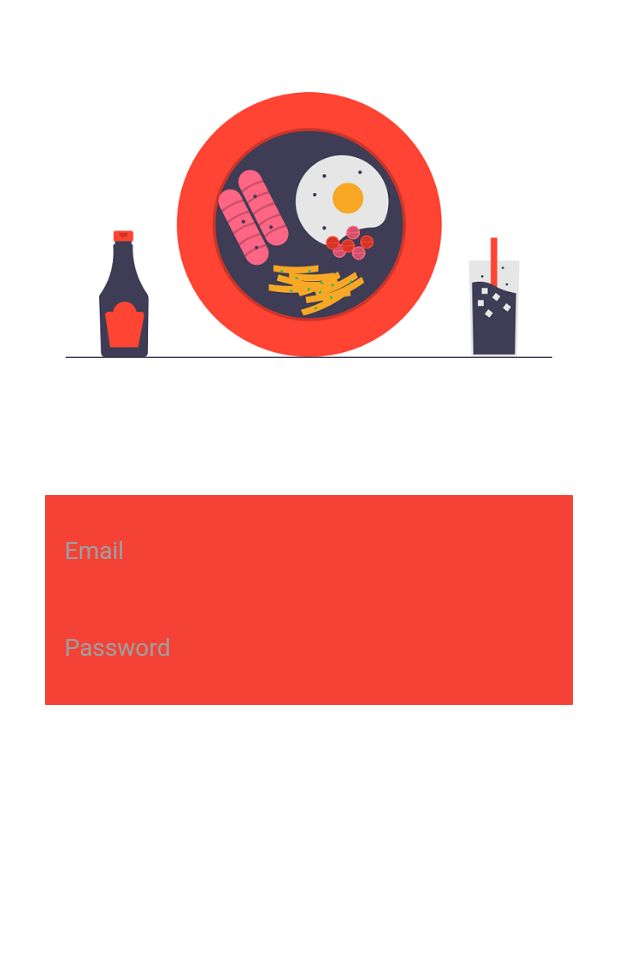
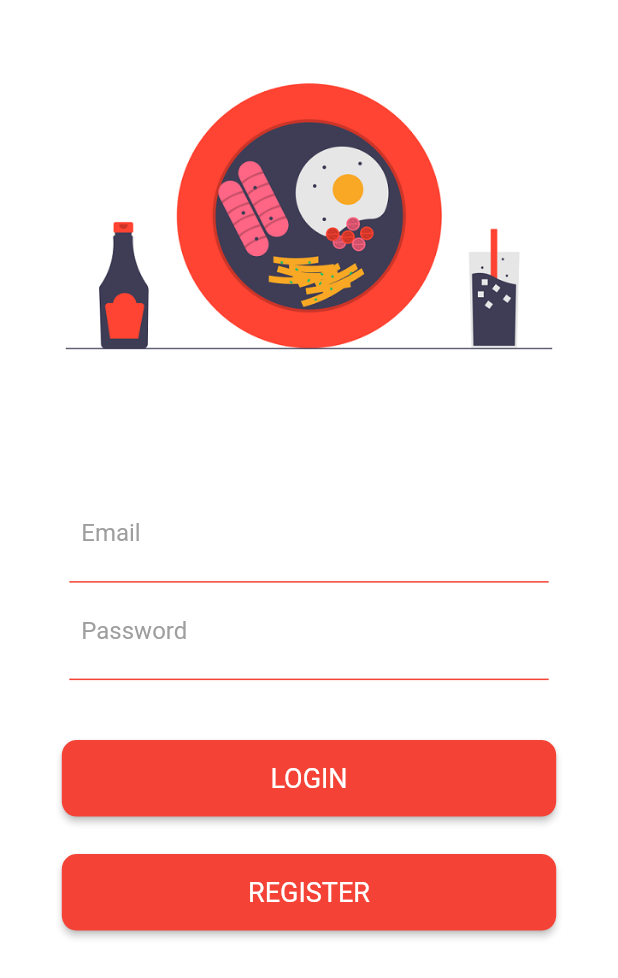
Before and after one commit to estarossa10/ratatouille, a Flutter app: the screen it shows after launch, on a phone screen of 412 x 824 dp. Shown: the top 978 px of the screen. Run offline on Flutter 3.47's test engine with Material 2 defaults, Android fonts, the phone set to English and light mode, and no system bars; our stand-ins replace dio, firebase_auth, flutter_dotenv, flutter_rating_bar; accounts and stored records are empty.

Commit message:
Edit Commit

```diff
--- a/lib/login/login.dart
+++ b/lib/login/login.dart
@@ -1,5 +1,6 @@
 import 'package:flutter/cupertino.dart';
 import 'package:flutter/material.dart';
+import 'package:firebase_auth/firebase_auth.dart';
 
 class LoginPage extends StatefulWidget{
   @override
@@ -7,15 +8,22 @@ class LoginPage extends StatefulWidget{
 }
 
 class _SearchFormState extends State<LoginPage> {
+
+  String _email, _password;
+  final GlobalKey<FormState> _formkey = GlobalKey<FormState>();
+
   @override
   Widget build(context) {
+    Size size = MediaQuery.of(context).size;
     return Scaffold(
       backgroundColor: Colors.white,
       body: Container(
+        child: SingleChildScrollView(
           child: Column(
             children: [
               Container(
-              height: 300,
+                width: size.width,
+                height: size.height * 0.35,
                 decoration: BoxDecoration(
                     image: DecorationImage(
                       image: AssetImage("assets/images/background.png"),
@@ -27,11 +35,13 @@ class _SearchFormState extends State<LoginPage> {
                 padding: EdgeInsets.all(30),
                 child: Column(
                   children: [
-                  Container(
+                    Form(
+                      key: _formkey,
+                      child: Container(
+                        width: size.width * 0.8,
                         padding: EdgeInsets.all(5),
                         decoration: BoxDecoration(
-                      color: Colors.red,
-                      borderRadius: BorderRadius.circular(0.5),
+                          color: Colors.white,
                         ),
                         child: Column(
                           children: [
@@ -42,12 +52,18 @@ class _SearchFormState extends State<LoginPage> {
                                       bottom: BorderSide(color: Colors.red)
                                   )
                               ),
-                          child: TextField(
+                              child: TextFormField(
+                                onSaved: (input) {_email = input;},
                                 decoration: InputDecoration(
                                     border: InputBorder.none,
                                     hintText: 'Email',
                                     hintStyle: TextStyle(color: Colors.grey)
                                 ),
+                                validator: (input) {
+                                  if(input.isEmpty) return 'Please provide an email';
+                                  // if(!input.contains(RegExp(r'@'))) return 'Please provide an email';
+                                  return null;
+                                },
                               ),
                             ),
                             Container(
@@ -57,11 +73,72 @@ class _SearchFormState extends State<LoginPage> {
                                       bottom: BorderSide(color: Colors.red)
                                   )
                               ),
-                          child: TextField(
+                              child: TextFormField(
+                                onSaved: (input) {_password = input;},
                                 decoration: InputDecoration(
                                     border: InputBorder.none,
                                     hintText: 'Password',
                                     hintStyle: TextStyle(color: Colors.grey)
+                                ),
+                                obscureText: true,
+                              ),
+                            )
+                          ],
+                        ),
+                      ),
+                    )
+                  ],
+                ),
+              ),
+              Padding(
+                padding: EdgeInsets.all(5),
+                child: Column(
+                  children: [
+                    Container(
+                      width: size.width,
+                      decoration: BoxDecoration(
+                        color: Colors.white,
+                      ),
+                      child: Column(
+                        children: [
+                          Container(
+                            width: size.width * 0.8,
+                            child: RawMaterialButton(
+                              onPressed: () {logIn();},
+                              fillColor:  Colors.red,
+                              shape: RoundedRectangleBorder(
+                                borderRadius: BorderRadius.circular(10),
+                              ),
+                              child: Padding(
+                                padding: const EdgeInsets.all(15),
+                                child: Text(
+                                  'LOGIN',
+                                  style: TextStyle(
+                                    color: Colors.white,
+                                    fontSize: 18,
+                                  ),
+                                ),
+                              ),
+                            ),
+                          ),
+                          Container(
+                            padding: EdgeInsets.symmetric(vertical: 25),
+                            width: size.width * 0.8,
+                            child: RawMaterialButton(
+                              onPressed: () {/*TODO go to register page*/ },
+                              fillColor:  Colors.red,
+                              shape: RoundedRectangleBorder(
+                                borderRadius: BorderRadius.circular(10),
+                              ),
+                              child: Padding(
+                                padding: const EdgeInsets.all(15),
+                                child: Text(
+                                  'REGISTER',
+                                  style: TextStyle(
+                                    color: Colors.white,
+                                    fontSize: 18,
+                                  ),
+                                ),
                               ),
                             ),
                           )
@@ -70,28 +147,27 @@ class _SearchFormState extends State<LoginPage> {
                     )
                   ],
                 ),
-            ),
-            Padding(
-              padding: EdgeInsets.all(30),
-              child: Column(
-                children: [
-                  Container(
-                    decoration: BoxDecoration(
-                      color: Colors.blue,
-                      borderRadius: BorderRadius.circular(0.5),
-                    ),
-                    child: Column(
-                      children: [
-
-                      ],
-                    ),
               )
             ],
-              ),
           )
-          ],
         ),
       ),
     );
   }
+
+  Future<void> logIn() async {
+    final formState = _formkey.currentState;
+
+    if(formState.validate()){
+      formState.save();
+      try{
+        User user = (await FirebaseAuth.instance.signInWithEmailAndPassword(email: _email, password: _password)) as User;
+        print(user.email);
+        //TODO go to search page
+      }catch(e){
+        print(e.message);
       }
+    }
+  }
+
+}
```
Lines whose indentation alone changed are shown as unchanged.
